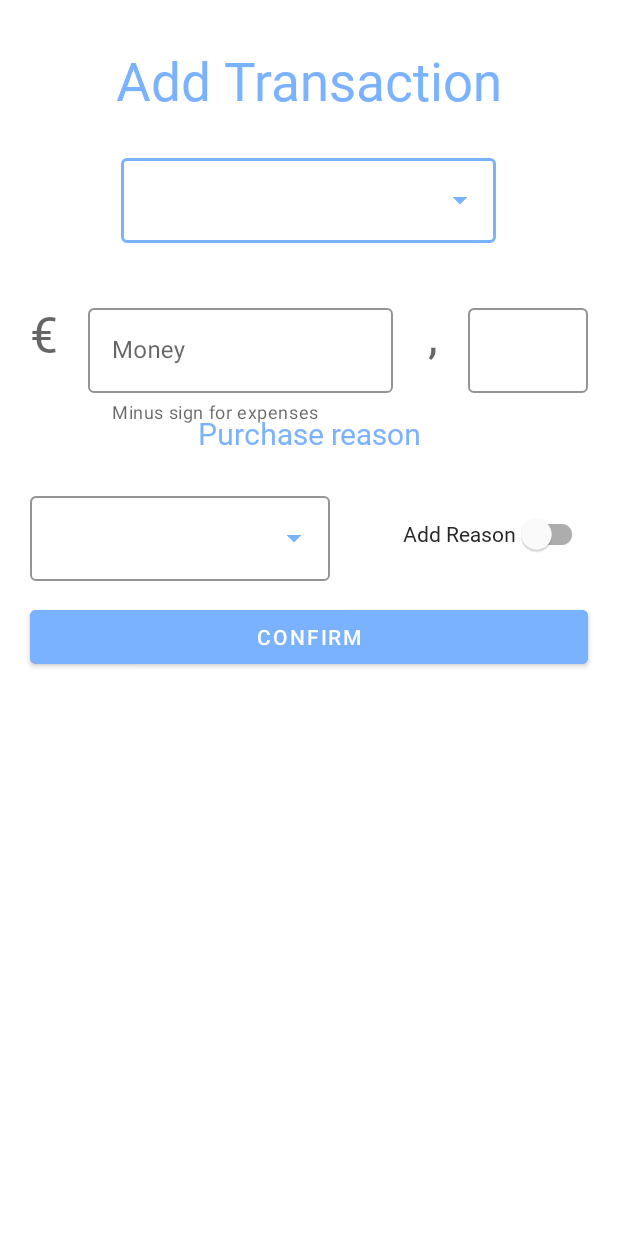
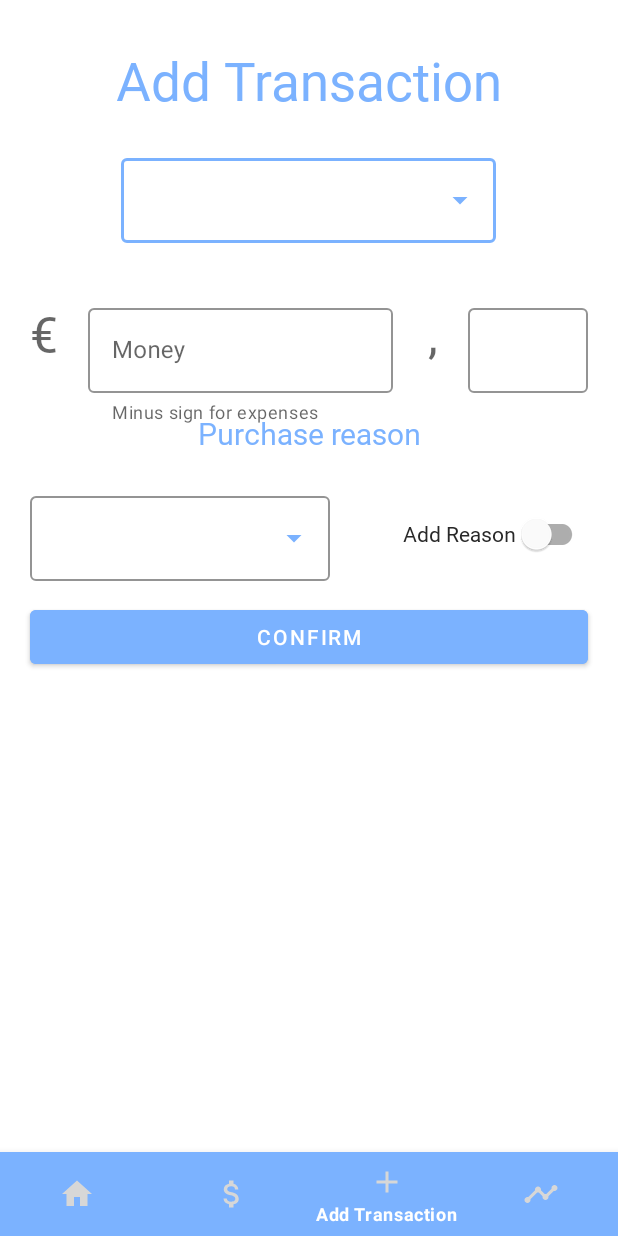
Before and after one commit to lmarzocchetti/pbwallet, an Android app: the AddTransactionActivity screen opened directly, with no data from a screen before it, on a phone screen of 412 x 824 dp. Run offline under Robolectric (Android 15) with nearby library versions, the phone set to English and light mode, and no system bars.

```diff
--- a/app/src/main/res/layout/activity_addtransaction.xml
+++ b/app/src/main/res/layout/activity_addtransaction.xml
@@ -249,4 +249,14 @@
         android:layout_marginEnd="20dp"
         android:layout_marginTop="75dp"
         android:visibility="invisible"/>
+
+    <com.google.android.material.bottomnavigation.BottomNavigationView
+        android:id="@+id/nav_bar"
+        style="@style/BottomNavView"
+        android:layout_height="wrap_content"
+        android:layout_width="match_parent"
+        app:backgroundTint="@color/celeste"
+        app:menu="@menu/navigation_button"
+        app:itemIconTint="@color/bianco_papiro"
+        android:layout_alignParentBottom="true" />
 </RelativeLayout>
```
Also changed, not shown: app/src/main/java/com/example/pbwallet/AddTransactionActivity.java (+40 -0 lines).
